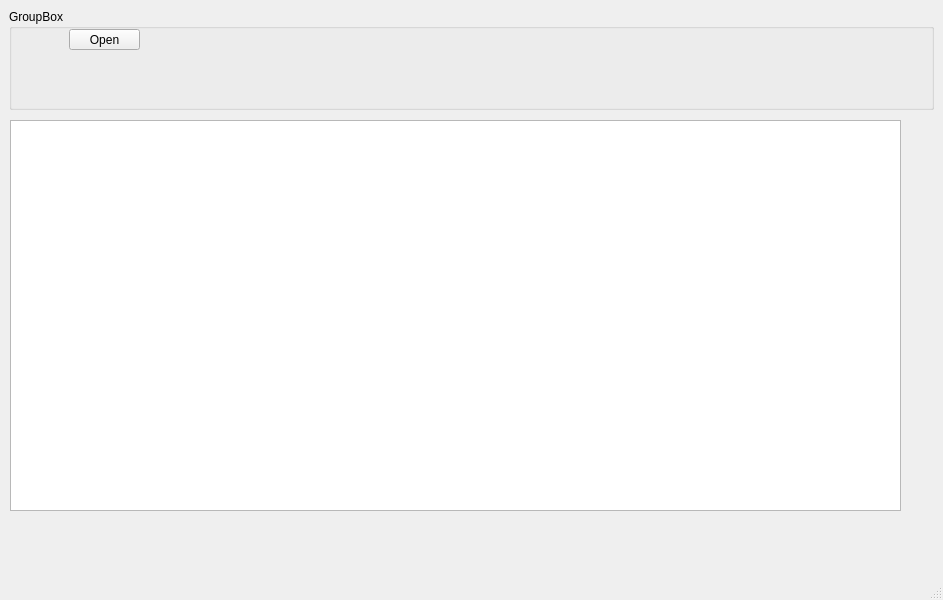
The window that lscpedit.ui (gakramx/sonegx-editor) describes before a commit, drawn with Qt 5.
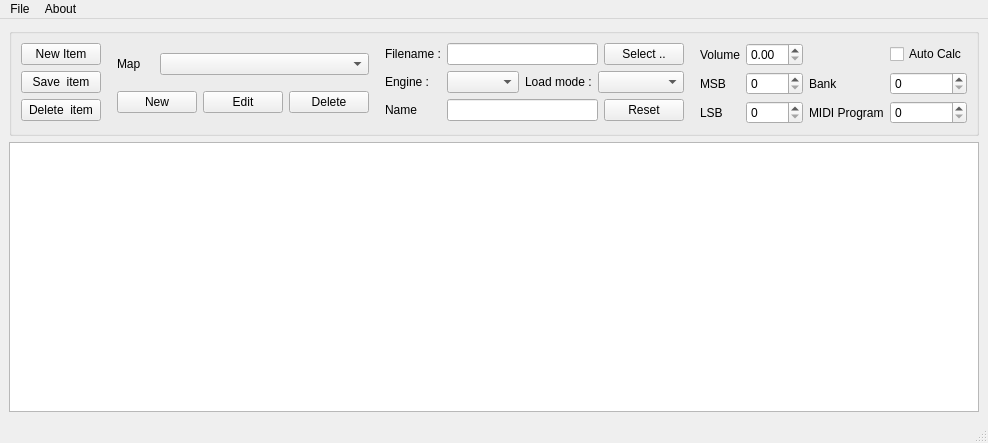
The same window after the commit.

Commit message: Add libgig library & setup ui.

Diff of the .ui file:
```diff
--- a/lscpedit.ui
+++ b/lscpedit.ui
@@ -6,8 +6,8 @@
    <rect>
     <x>0</x>
     <y>0</y>
-    <width>943</width>
-    <height>600</height>
+    <width>988</width>
+    <height>443</height>
    </rect>
   </property>
   <property name="windowTitle">
@@ -17,58 +17,307 @@
    <property name="enabled">
     <bool>true</bool>
    </property>
-   <widget class="QGroupBox" name="groupBox">
-    <property name="geometry">
-     <rect>
-      <x>9</x>
-      <y>9</y>
-      <width>925</width>
-      <height>101</height>
-     </rect>
-    </property>
-    <property name="sizePolicy">
-     <sizepolicy hsizetype="Preferred" vsizetype="Preferred">
-      <horstretch>0</horstretch>
-      <verstretch>0</verstretch>
-     </sizepolicy>
-    </property>
-    <property name="title">
-     <string>GroupBox</string>
-    </property>
-    <widget class="QPushButton" name="openFilebtn">
-     <property name="geometry">
-      <rect>
-       <x>60</x>
-       <y>20</y>
-       <width>71</width>
-       <height>21</height>
-      </rect>
-     </property>
-     <property name="text">
-      <string>Open</string>
-     </property>
-    </widget>
-   </widget>
-   <widget class="QPlainTextEdit" name="plainTextEdit">
-    <property name="geometry">
-     <rect>
-      <x>10</x>
-      <y>120</y>
-      <width>891</width>
-      <height>391</height>
-     </rect>
-    </property>
-   </widget>
+   <layout class="QGridLayout" name="gridLayout_7">
+    <item row="0" column="0">
+     <layout class="QGridLayout" name="gridLayout_6">
+      <item row="0" column="0">
+       <widget class="QGroupBox" name="groupBox">
+        <property name="sizePolicy">
+         <sizepolicy hsizetype="Expanding" vsizetype="Minimum">
+          <horstretch>0</horstretch>
+          <verstretch>0</verstretch>
+         </sizepolicy>
+        </property>
+        <property name="title">
+         <string/>
+        </property>
+        <layout class="QGridLayout" name="gridLayout_5">
+         <item row="0" column="1">
+          <layout class="QGridLayout" name="gridLayout_4">
+           <item row="0" column="6">
+            <layout class="QGridLayout" name="gridLayout_3">
+             <item row="4" column="0">
+              <widget class="QLabel" name="label_7">
+               <property name="text">
+                <string>LSB</string>
+               </property>
+              </widget>
+             </item>
+             <item row="2" column="1">
+              <widget class="QSpinBox" name="msb_spinBox"/>
+             </item>
+             <item row="4" column="2">
+              <widget class="QLabel" name="label_9">
+               <property name="text">
+                <string>MIDI Program</string>
+               </property>
+              </widget>
+             </item>
+             <item row="0" column="0">
+              <widget class="QLabel" name="label_4">
+               <property name="text">
+                <string>Volume</string>
+               </property>
+              </widget>
+             </item>
+             <item row="2" column="2">
+              <widget class="QLabel" name="label_8">
+               <property name="text">
+                <string>Bank</string>
+               </property>
+              </widget>
+             </item>
+             <item row="4" column="1">
+              <widget class="QSpinBox" name="lsb_spinBox"/>
+             </item>
+             <item row="2" column="0">
+              <widget class="QLabel" name="label_5">
+               <property name="text">
+                <string>MSB</string>
+               </property>
+              </widget>
+             </item>
+             <item row="2" column="3">
+              <widget class="QSpinBox" name="bank_spinBox"/>
+             </item>
+             <item row="4" column="3">
+              <widget class="QSpinBox" name="prog_spinBox"/>
+             </item>
+             <item row="0" column="3">
+              <widget class="QCheckBox" name="autoCalc_checkBox">
+               <property name="text">
+                <string>Auto Calc</string>
+               </property>
+              </widget>
+             </item>
+             <item row="0" column="1">
+              <widget class="QDoubleSpinBox" name="volume_doubleSpinBox"/>
+             </item>
+            </layout>
+           </item>
+           <item row="0" column="2">
+            <layout class="QGridLayout" name="gridLayout_2">
+             <item row="1" column="2">
+              <widget class="QPushButton" name="editMap_pushButton">
+               <property name="text">
+                <string>Edit</string>
+               </property>
+              </widget>
+             </item>
+             <item row="1" column="0" colspan="2">
+              <widget class="QPushButton" name="newMap_pushButton">
+               <property name="text">
+                <string>New</string>
+               </property>
+              </widget>
+             </item>
+             <item row="0" column="0">
+              <widget class="QLabel" name="label_10">
+               <property name="text">
+                <string>Map</string>
+               </property>
+              </widget>
+             </item>
+             <item row="1" column="3">
+              <widget class="QPushButton" name="deletMap_pushButton">
+               <property name="text">
+                <string>Delete</string>
+               </property>
+              </widget>
+             </item>
+             <item row="0" column="1" colspan="3">
+              <widget class="QComboBox" name="map_comboBox"/>
+             </item>
+            </layout>
+           </item>
+           <item row="0" column="5">
+            <spacer name="horizontalSpacer_2">
+             <property name="orientation">
+              <enum>Qt::Horizontal</enum>
+             </property>
+             <property name="sizeHint" stdset="0">
+              <size>
+               <width>40</width>
+               <height>20</height>
+              </size>
+             </property>
+            </spacer>
+           </item>
+           <item row="0" column="3">
+            <spacer name="horizontalSpacer">
+             <property name="orientation">
+              <enum>Qt::Horizontal</enum>
+             </property>
+             <property name="sizeHint" stdset="0">
+              <size>
+               <width>40</width>
+               <height>20</height>
+              </size>
+             </property>
+            </spacer>
+           </item>
+           <item row="0" column="4">
+            <layout class="QGridLayout" name="gridLayout">
+             <item row="2" column="0">
+              <widget class="QLabel" name="label_2">
+               <property name="text">
+                <string>Name</string>
+               </property>
+              </widget>
+             </item>
+             <item row="1" column="4" colspan="2">
+              <widget class="QComboBox" name="loadMode_comboBox"/>
+             </item>
+             <item row="0" column="5">
+              <widget class="QPushButton" name="selectInstFile_pushButton">
+               <property name="text">
+                <string>Select ..</string>
+               </property>
+              </widget>
+             </item>
+             <item row="0" column="1" colspan="4">
+              <widget class="QLineEdit" name="instFilePath_lineEdit"/>
+             </item>
+             <item row="1" column="1" colspan="2">
+              <widget class="QComboBox" name="engine_comboBox"/>
+             </item>
+             <item row="0" column="0">
+              <widget class="QLabel" name="label">
+               <property name="text">
+                <string>Filename :</string>
+               </property>
+              </widget>
+             </item>
+             <item row="1" column="0">
+              <widget class="QLabel" name="label_3">
+               <property name="text">
+                <string>Engine :</string>
+               </property>
+              </widget>
+             </item>
+             <item row="1" column="3">
+              <widget class="QLabel" name="label_6">
+               <property name="text">
+                <string>Load mode :</string>
+               </property>
+              </widget>
+             </item>
+             <item row="2" column="1" colspan="4">
+              <widget class="QLineEdit" name="nameGig_lineEdit"/>
+             </item>
+             <item row="2" column="5">
+              <widget class="QPushButton" name="resetName_pushButton">
+               <property name="text">
+                <string>Reset</string>
+               </property>
+              </widget>
+             </item>
+            </layout>
+           </item>
+           <item row="0" column="0">
+            <layout class="QFormLayout" name="formLayout">
+             <item row="0" column="0">
+              <widget class="QPushButton" name="newItem_pushButton">
+               <property name="text">
+                <string>New Item</string>
+               </property>
+              </widget>
+             </item>
+             <item row="1" column="0">
+              <widget class="QPushButton" name="saveItem_pushButton">
+               <property name="text">
+                <string>Save  item</string>
+               </property>
+              </widget>
+             </item>
+             <item row="2" column="0">
+              <widget class="QPushButton" name="deleteItem_pushButton">
+               <property name="text">
+                <string>Delete  item</string>
+               </property>
+              </widget>
+             </item>
+            </layout>
+           </item>
+           <item row="0" column="1">
+            <spacer name="horizontalSpacer_3">
+             <property name="orientation">
+              <enum>Qt::Horizontal</enum>
+             </property>
+             <property name="sizeHint" stdset="0">
+              <size>
+               <width>40</width>
+               <height>20</height>
+              </size>
+             </property>
+            </spacer>
+           </item>
+          </layout>
+         </item>
+         <item row="0" column="0">
+          <spacer name="horizontalSpacer_4">
+           <property name="orientation">
+            <enum>Qt::Horizontal</enum>
+           </property>
+           <property name="sizeHint" stdset="0">
+            <size>
+             <width>40</width>
+             <height>20</height>
+            </size>
+           </property>
+          </spacer>
+         </item>
+         <item row="0" column="2">
+          <spacer name="horizontalSpacer_5">
+           <property name="orientation">
+            <enum>Qt::Horizontal</enum>
+           </property>
+           <property name="sizeHint" stdset="0">
+            <size>
+             <width>40</width>
+             <height>20</height>
+            </size>
+           </property>
+          </spacer>
+         </item>
+        </layout>
+       </widget>
+      </item>
+      <item row="1" column="0">
+       <widget class="QTableView" name="tableView"/>
+      </item>
+     </layout>
+    </item>
+   </layout>
   </widget>
   <widget class="QMenuBar" name="menubar">
    <property name="geometry">
     <rect>
      <x>0</x>
      <y>0</y>
-     <width>943</width>
+     <width>988</width>
      <height>22</height>
     </rect>
    </property>
+   <widget class="QMenu" name="menuFile">
+    <property name="title">
+     <string>File</string>
+    </property>
+    <addaction name="actionNew"/>
+    <addaction name="actionOpen"/>
+    <addaction name="actionSave"/>
+    <addaction name="actionSave_As"/>
+    <addaction name="separator"/>
+    <addaction name="actionQuit"/>
+   </widget>
+   <widget class="QMenu" name="menuAbout">
+    <property name="title">
+     <string>About</string>
+    </property>
+    <addaction name="actionAbout"/>
+   </widget>
+   <addaction name="menuFile"/>
+   <addaction name="menuAbout"/>
   </widget>
   <widget class="QStatusBar" name="statusbar"/>
  </widget>
```
Left out of the diff: 30 changed lines with no effect on the pictures. The commit also changes 4 other files.
